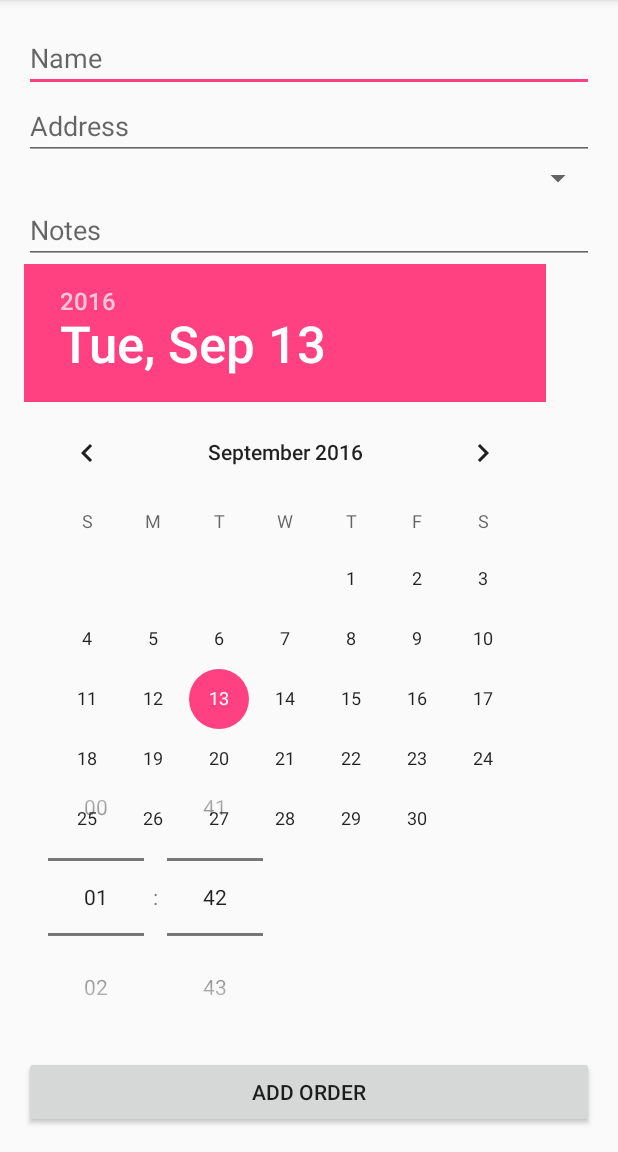
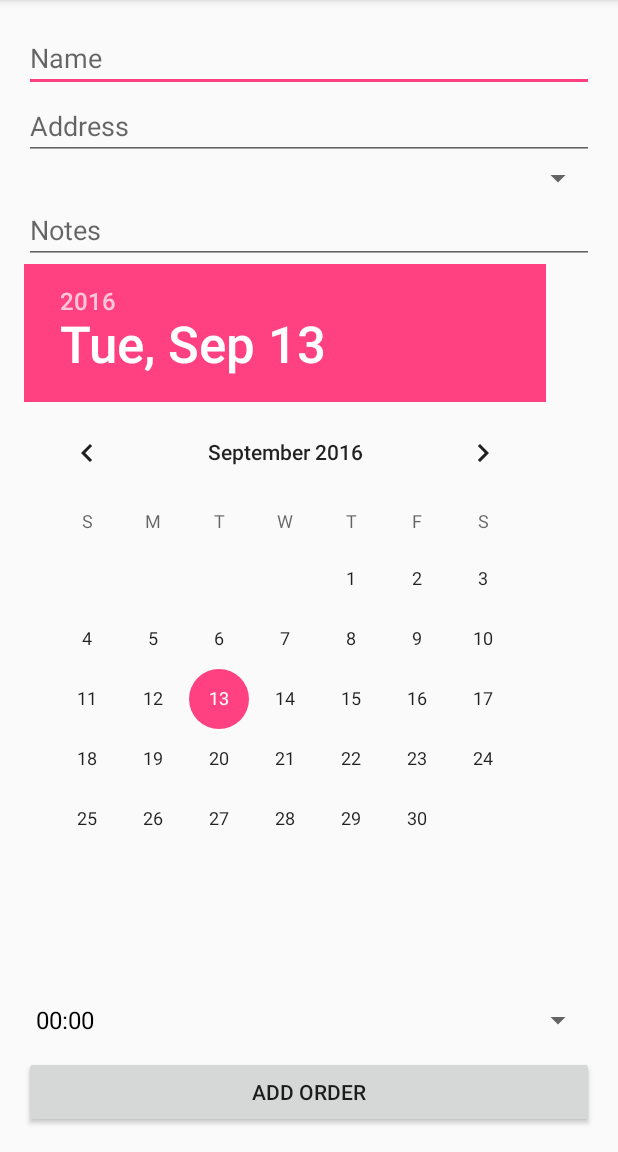
Before and after one commit to tomislav-hop/thop-mobile-client-diplomski, an Android app: the AddOrderActivity screen opened directly, with no data from a screen before it, on a phone screen of 412 x 824 dp, the part 84-1236 px from its top. Run offline under Robolectric (Android 15) with nearby library versions, the phone set to English and light mode, and no system bars; 2 statements that could not run were skipped.

Commit message:
Add Order backend

```diff
--- a/app/src/main/java/diplomski/thop/thopmobileclient/view/AddOrderActivity.java
+++ b/app/src/main/java/diplomski/thop/thopmobileclient/view/AddOrderActivity.java
@@ -1,16 +1,26 @@
 package diplomski.thop.thopmobileclient.view;
 
+import android.content.Intent;
 import android.support.v7.app.AppCompatActivity;
 import android.os.Bundle;
+import android.util.Log;
+import android.view.View;
 import android.widget.ArrayAdapter;
+import android.widget.Button;
+import android.widget.DatePicker;
 import android.widget.Spinner;
+import android.widget.TextView;
 import android.widget.TimePicker;
+
+import org.w3c.dom.Text;
 
 import java.util.ArrayList;
 import java.util.List;
 
 import diplomski.thop.thopmobileclient.R;
+import diplomski.thop.thopmobileclient.controller.implementation.OrderImpl;
 import diplomski.thop.thopmobileclient.controller.implementation.StatusImpl;
+import diplomski.thop.thopmobileclient.model.Order;
 import diplomski.thop.thopmobileclient.model.Status;
 
 public class AddOrderActivity extends AppCompatActivity {
@@ -28,12 +38,64 @@ public class AddOrderActivity extends AppCompatActivity {
             statusNames.add(s.getStatusName());
         }
 
+        String[] timeList = { "00:00", "00:30", "01:00", "01:30", "02:00", "02:30", "03:00", "03:30", "04:00", "04:30", "05:00", "05:30", "06:00", "06:30", "07:00", "07:30", "08:00", "08:30", "09:00", "09:30", "10:00", "10:30", "11:00", "11:30", "12:00", "12:30", "13:00", "13:30", "14:00", "14:30", "15:00", "15:30", "16:00", "16:30", "17:00", "17:30", "18:00", "18:30", "19:00", "19:30", "20:00", "20:30", "21:00", "21:30", "22:00", "22:30", "23:00", "23:30" };
+        List<String> timeStrings = new ArrayList<>();
+        for(String s :timeList){
+            timeStrings.add(s);
+        }
+
         ArrayAdapter<String> adapter = new ArrayAdapter<String>(this, android.R.layout.simple_spinner_dropdown_item, statusNames);
         adapter.setDropDownViewResource(android.R.layout.simple_spinner_dropdown_item);
         Spinner spinnerStatus = (Spinner)findViewById(R.id.spinner);
         spinnerStatus.setAdapter(adapter);
 
-        TimePicker tp = (TimePicker)findViewById(R.id.timePicker);
-        tp.setIs24HourView(true);
+        ArrayAdapter<String> adapter2 = new ArrayAdapter<String>(this, android.R.layout.simple_spinner_dropdown_item, timeStrings);
+        adapter2.setDropDownViewResource(android.R.layout.simple_spinner_dropdown_item);
+        Spinner timeSpinner = (Spinner)findViewById(R.id.timeSpinner);
+        timeSpinner.setAdapter(adapter2);
+
+
+        TextView name = (TextView)findViewById(R.id.txtName);
+        TextView address =(TextView)findViewById(R.id.txtAddress);
+        TextView notes = (TextView)findViewById(R.id.txtNotes);
+        String selectedTime = timeSpinner.getSelectedItem().toString();
+
+
+        DatePicker dp = (DatePicker)findViewById(R.id.datePicker);
+        int day = dp.getDayOfMonth();
+        int month = dp.getMonth() + 1;
+        int year = dp.getYear();
+
+        Button addOrder = (Button)findViewById(R.id.btnAddOrder);
+
+
+        addOrder.setOnClickListener(new View.OnClickListener() {
+            @Override
+            public void onClick(View v) {
+                String monthString = "";
+                if(month>9){
+                    monthString = Integer.toString(month);
+                }else{
+                    monthString = "0" + Integer.toString(month);
+                }
+
+                String dayString = "";
+                if(day>9){
+                    dayString = Integer.toString(day);
+                }else{
+                    dayString = "0" + Integer.toString(day);
+                }
+                String dateAdd = year + "-" + monthString + "-" + dayString + " " + selectedTime + ":00";
+
+
+                String selectedStatus = spinnerStatus.getSelectedItem().toString();
+                int statusId = new StatusImpl().getStatusId(statusList, selectedStatus);
+
+
+                Order addOrder = new Order(0, name.getText().toString(), address.getText().toString(), dateAdd, notes.getText().toString(), si.getStatusId(statusList, selectedStatus), LoginActivity.userID);
+                OrderImpl oi = new OrderImpl();
+                oi.sendAddOrderRequest(name.getText().toString(), address.getText().toString(), dateAdd, notes.getText().toString(), si.getStatusId(statusList, selectedStatus), LoginActivity.userID);
+            }
+        });
     }
 }
--- a/app/src/main/res/layout/activity_add_order.xml
+++ b/app/src/main/res/layout/activity_add_order.xml
@@ -62,12 +62,12 @@
         android:layout_alignParentStart="true"
         android:layout_alignParentEnd="true" />
 
-    <TimePicker
+    <Spinner
         android:layout_width="wrap_content"
         android:layout_height="wrap_content"
-        android:id="@+id/timePicker"
-        android:timePickerMode="spinner"
+        android:id="@+id/timeSpinner"
         android:layout_above="@+id/btnAddOrder"
-        android:layout_alignParentStart="true" />
+        android:layout_alignParentStart="true"
+        android:layout_alignParentEnd="true" />
 
 </RelativeLayout>
```
